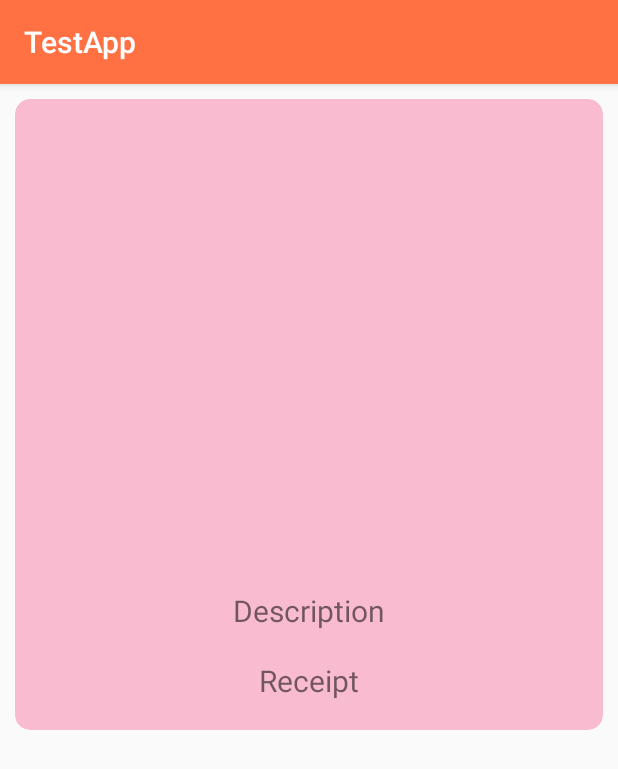
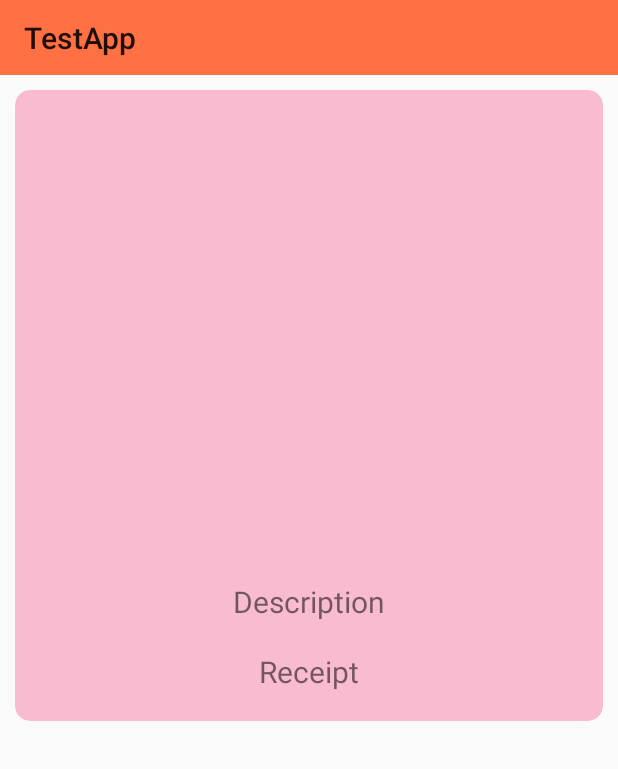
Before and after one commit to Shazam17/TestApp, an Android app: the fragment FragmentDetails placed in its activity, on a phone screen of 412 x 824 dp. Shown: the top 769 px of the screen. Run offline under Robolectric (Android 15) with nearby library versions, the phone set to English and light mode, and no system bars; 1 statement that could not run was skipped.

```diff
--- a/app/src/main/java/com/example/testapp/MainActivity.java
+++ b/app/src/main/java/com/example/testapp/MainActivity.java
@@ -2,11 +2,15 @@ package com.example.testapp;
 
 import androidx.annotation.NonNull;
 import androidx.appcompat.app.AppCompatActivity;
+import androidx.appcompat.widget.ShareActionProvider;
+import androidx.appcompat.widget.Toolbar;
 import androidx.fragment.app.FragmentTransaction;
 
 import android.app.ActionBar;
 import android.os.Bundle;
 import android.util.Log;
+import android.view.Menu;
+import android.view.MenuItem;
 import android.widget.Toast;
 
 import java.util.ArrayList;
@@ -21,7 +25,10 @@ import retrofit2.converter.gson.GsonConverterFactory;
 public class MainActivity extends AppCompatActivity {
 
 
+    private ShareActionProvider mShareActionProvider;
     private FragmentList fragmentList;
+    private Toolbar bar;
+
 
     private ArrayList<recipe> recipes;
     private String url = "https://test.kode-t.ru/";
@@ -64,14 +71,11 @@ public class MainActivity extends AppCompatActivity {
                     }
                 }
             }
-
             @Override
             public void onFailure(@NonNull Call<ListModel> call,@NonNull Throwable t) {
                 Toast.makeText(getApplicationContext(), "failed " + t.getMessage(), Toast.LENGTH_SHORT).show();
             }
         });
-
-
     }
 
     @Override
@@ -79,39 +83,11 @@ public class MainActivity extends AppCompatActivity {
         super.onCreate(savedInstanceState);
         setContentView(R.layout.activity_main);
         parseSite();
+        bar = findViewById(R.id.toolbar);
+        bar.setTitle(R.string.app_name);
+
     }
 
 
 
-
-
-
-      /*  Call<WrapperRecipe> call = service.getRecipeWrapper();
-        call.enqueue(new Callback<WrapperRecipe>() {
-            @Override
-            public void onResponse(Call<WrapperRecipe> call, Response<WrapperRecipe> response) {
-
-                Log.d("error","Success");
-
-                if(response.isSuccessful()){
-                    Toast tst1 = Toast.makeText(getApplicationContext(),response.body().getRec().getName(),Toast.LENGTH_SHORT);
-                    tst1.show();
-                }else{
-                    switch (response.code()){
-                        case 404:
-                            Toast tst1 = Toast.makeText(getApplicationContext(),"page didnt find",Toast.LENGTH_SHORT);
-                            tst1.show();
-                        case 500:
-                            Toast tst2 = Toast.makeText(getApplicationContext(),"Server Error",Toast.LENGTH_SHORT);
-                            tst2.show();
-                    }
-                }
-            }
-            @Override
-            public void onFailure(Call<WrapperRecipe> call, Throwable t) {
-                Log.d("error",t.getMessage());
-            }
-        });*/
-
-
 }
--- /dev/null
+++ b/app/src/main/res/animator/slide_out_menu.xml
@@ -0,0 +1,4 @@
+<?xml version="1.0" encoding="utf-8"?>
+<set xmlns:android="http://schemas.android.com/apk/res/android">
+
+</set>
--- a/app/src/main/res/layout/activity_main.xml
+++ b/app/src/main/res/layout/activity_main.xml
@@ -4,12 +4,21 @@
     xmlns:tools="http://schemas.android.com/tools"
     android:layout_width="match_parent"
     android:layout_height="match_parent"
+    android:orientation="vertical"
     tools:context=".MainActivity">
 
+
+    <androidx.appcompat.widget.Toolbar
+        android:id="@+id/toolbar"
+        android:layout_width="match_parent"
+        android:layout_height="50dp"
+        android:background="?attr/colorPrimary"
+        android:minHeight="?attr/actionBarSize"
+        android:theme="?attr/actionBarTheme" />
 
     <FrameLayout
         android:id="@+id/container"
         android:layout_width="match_parent"
-        android:layout_height="match_parent"/>
+        android:layout_height="match_parent" />
 
 </LinearLayout>
--- a/app/src/main/res/layout/details_frag.xml
+++ b/app/src/main/res/layout/details_frag.xml
@@ -25,20 +25,17 @@
                     android:layout_width="match_parent"
                     android:layout_height="300dp">
                 </androidx.viewpager.widget.ViewPager>
-
                 <TextView
                     android:id="@+id/name_details"
                     android:layout_width="match_parent"
                     android:layout_height="wrap_content"
-                    android:textSize="20dp"
+                    android:textSize="20sp"
                     android:textAlignment="center"/>
-
-
                 <TextView
                     android:layout_width="match_parent"
                     android:layout_height="wrap_content"
                     android:text="@string/detail_desc"
-                    android:textSize="20dp"
+                    android:textSize="20sp"
                     android:textAlignment="center"
                     />
                 <TextView
@@ -46,13 +43,11 @@
                     android:layout_width="match_parent"
                     android:layout_height="wrap_content"
                     />
-
-
                 <TextView
                     android:layout_width="match_parent"
                     android:layout_height="wrap_content"
                     android:text="@string/detail_res"
-                    android:textSize="20dp"
+                    android:textSize="20sp"
                     android:textAlignment="center"
                     />
                 <TextView
--- /dev/null
+++ b/app/src/main/res/menu/share_menu.xml
@@ -0,0 +1,2 @@
+<?xml version="1.0" encoding="utf-8"?>
+<menu xmlns:android="http://schemas.android.com/apk/res/android"/>
--- a/app/src/main/res/values/styles.xml
+++ b/app/src/main/res/values/styles.xml
@@ -1,7 +1,7 @@
 <resources>
 
     <!-- Base application theme. -->
-    <style name="AppTheme" parent="Theme.AppCompat.Light.DarkActionBar">
+    <style name="AppTheme" parent="Theme.AppCompat.Light.NoActionBar">
         <!-- Customize your theme here. -->
         <item name="colorPrimary">@color/colorPrimary</item>
         <item name="colorPrimaryDark">@color/colorPrimaryDark</item>
```
Also changed, not shown: app/src/main/java/com/example/testapp/FragmentList.java (+2 -8 lines), app/src/main/res/animator/slide_in.xml (added, +22 -0 lines), app/src/main/res/animator/slide_in_menu.xml (added, +11 -0 lines), app/src/main/res/animator/slide_out.xml (added, +13 -0 lines).
